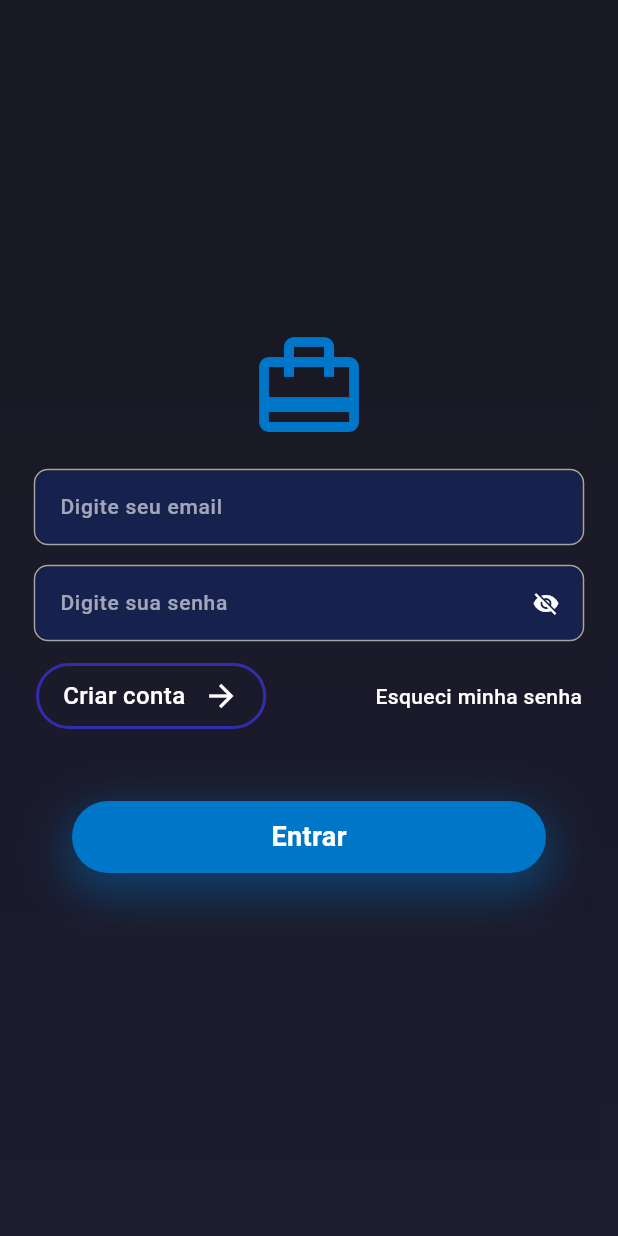
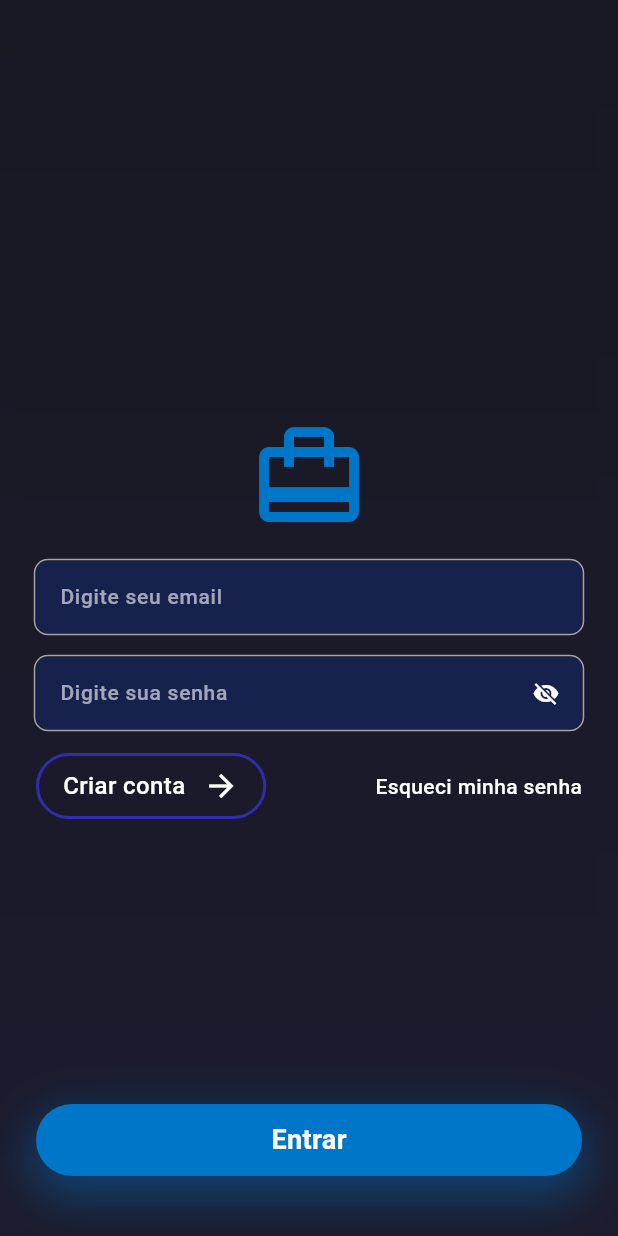
Before and after one commit to FelipeLemosBellini/tcc_heranca, a Flutter app: the screen it shows after launch, after a tap on "Entrar", on a phone screen of 412 x 824 dp. Run offline on Flutter 3.47's test engine with Material 3 defaults, Android fonts, the phone set to English and light mode, and no system bars; our stand-ins replace cloud_firestore, device_preview, firebase_auth, firebase_core, fpdart, get_it and 2 more; accounts and stored records are empty; Roboto replaces fonts that are missing (Tektur).

Commit message:
fix login_view.dart

```diff
--- a/lib/main.dart
+++ b/lib/main.dart
@@ -3,7 +3,6 @@ import 'package:firebase_core/firebase_core.dart';
 import 'package:flutter/material.dart';
 import 'package:tcc/app_widget.dart';
 import 'package:tcc/core/dependence_injection/di.dart';
-// import '';
 
 void main() async {
   WidgetsFlutterBinding.ensureInitialized();
@@ -15,11 +14,11 @@ void main() async {
       projectId: "tcc-heranca",
       storageBucket: "tcc-heranca.firebasestorage.app",
     ),
-    // options: DefaultFirebaseOptions.currentPlatform,
   );
   DI.setDependencies();
-  runApp(DevicePreview(
-    enabled: true,
-    builder: (context) => const MyApp(),
-  ));
+  runApp(MyApp());
+  // runApp(DevicePreview(
+  //   enabled: true,
+  //   builder: (context) => const MyApp(),
+  // ));
 }
--- a/lib/ui/features/login/login_view.dart
+++ b/lib/ui/features/login/login_view.dart
@@ -41,7 +41,7 @@ class _LoginViewState extends State<LoginView> {
           body: Stack(
             children: [
               Container(
-                decoration: const BoxDecoration(
+                decoration: BoxDecoration(
                   gradient: LinearGradient(
                     colors: [Color(0xFF1E1E2C), Color(0xFF23233A)],
                     begin: Alignment.topCenter,
@@ -55,8 +55,7 @@ class _LoginViewState extends State<LoginView> {
                   child: Container(color: Colors.black.withOpacity(0.2)),
                 ),
               ),
-              SafeArea(
-                child: Padding(
+              Padding(
                 padding: const EdgeInsets.symmetric(horizontal: 24),
                 child: Column(
                   crossAxisAlignment: CrossAxisAlignment.center,
@@ -98,17 +97,14 @@ class _LoginViewState extends State<LoginView> {
                         ),
                       ],
                     ),
-                      const SizedBox(height: 24),
-                      // Botão de login
-                      ElevatedButtonWidget(
-                        onTap: () => login(context),
-                        text: "Entrar",
+                  ],
+                ),
               ),
             ],
           ),
-                ),
-              ),
-            ],
+          bottomSheet: ElevatedButtonWidget(
+            onTap: () => login(context),
+            text: "Entrar",
           ),
         ),
       ),
--- a/lib/ui/widgets/buttons/elevated_button_widget.dart
+++ b/lib/ui/widgets/buttons/elevated_button_widget.dart
@@ -22,7 +22,7 @@ class ElevatedButtonWidget extends StatelessWidget {
       onTap: onTap,
       child: Container(
         height: 48,
-        margin: padding ?? const EdgeInsets.all(24),
+        margin: padding ?? const EdgeInsets.all(24).copyWith(bottom: 40),
         width: MediaQuery.sizeOf(context).width,
         alignment: Alignment.center,
         decoration: BoxDecoration(
```
Lines whose indentation alone changed are shown as unchanged.
